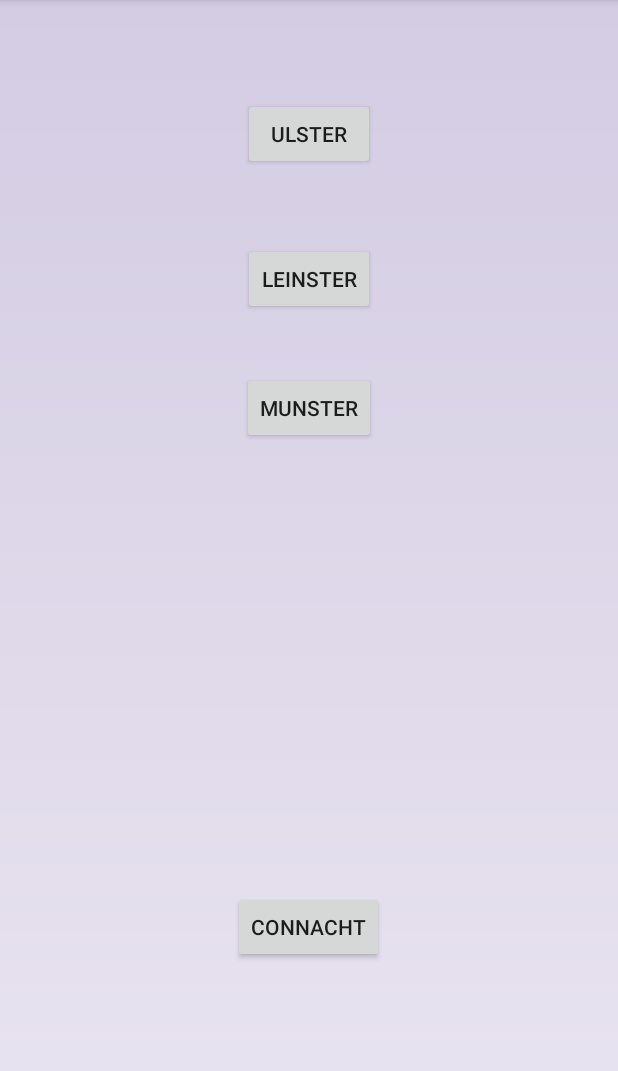
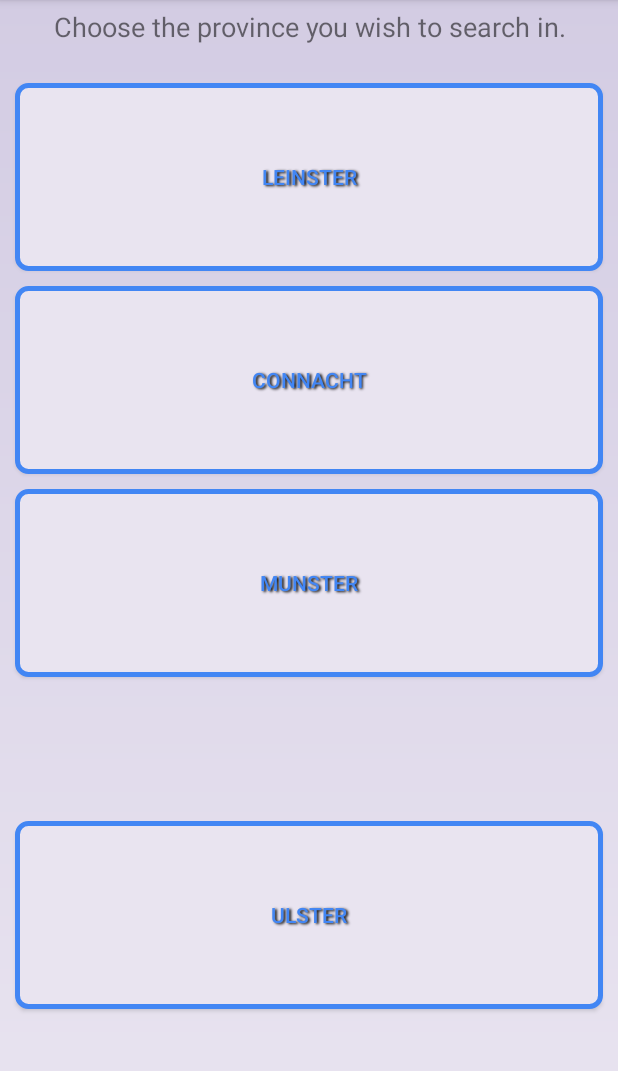
Before and after one commit to eriksburka/Final-Year-Project, an Android app: the screen it shows after launch (InquiryPage1Activity), on a phone screen of 412 x 824 dp, the part 84-1155 px from its top. Run offline under Robolectric (Android 15) with nearby library versions, the phone set to English and light mode, and no system bars.

Commit message:
Further updates

```diff
--- a/app/src/main/java/com/example/user/serverstuff/InquiryPage1Activity.java
+++ b/app/src/main/java/com/example/user/serverstuff/InquiryPage1Activity.java
@@ -1,72 +1,89 @@
 package com.example.user.serverstuff;
 
 import android.content.Intent;
+import android.graphics.Color;
 import android.support.v7.app.AppCompatActivity;
 import android.os.Bundle;
 import android.view.View;
 import android.widget.Button;
 import android.widget.TextView;
 
+import java.util.ArrayList;
+
 public class InquiryPage1Activity extends AppCompatActivity {
 
-    private static String province;
     private Button leinster, munster, connacht, ulster;
-    private TextView textView;
+
+    private ArrayList<String> provinceCounties = new ArrayList<>();
+    private static ArrayList<String> chosenCounties = new ArrayList<>();
+    private Button addCountyButton;
+    private Button continueButton;
+    private TextView chosen;
+    private String countiesList="";
+
+    private String[] leinsterList = {"Carlow", "Dublin", "Kildare", "Kilkenny", "Laois", "Longford", "Louth", "Meath", "Offaly", "Westmeath", "Wexford", "Wicklow"};
+    private String[] munsterList = {"Cork", "Clare", "Kerry", "Waterford", "Limerick", "Tipperary"};
+    private String[] connachtList = {"Galway", "Leitrim" , "Mayo" , "Roscommon", "Sligo"};
+    private String[] ulsterList = {"Cavan" , "Monaghan", "Donegal" , "Antrim" , "Down" , "Armagh" , "Derry" , "Fermanagh" , "Tyrone"};
+
 
     @Override
     protected void onCreate(Bundle savedInstanceState) {
         super.onCreate(savedInstanceState);
         setContentView(R.layout.activity_inquiry_page1);
 
-        leinster = findViewById(R.id.leinster);
+        leinster = findViewById(R.id.County1);
         munster = findViewById(R.id.munster);
         connacht = findViewById(R.id.connacht);
         ulster = findViewById(R.id.ulster);
-        textView = findViewById(R.id.textView1);
+
+        chosen = findViewById(R.id.chosenCountiesText);
 
         leinster.setOnClickListener(new View.OnClickListener() {
             public void onClick(View v) {
-                setProvince("leinster");
-                Intent i = new Intent(getApplicationContext(),InquiryPage2Activity.class);
+
+                leinster.setBackgroundResource(R.drawable.button_shape2);
+                leinster.setTextColor(Color.parseColor("#E9E4F0"));
+
+                Intent i = new Intent(getApplicationContext(),InquiryLeinsterActivity.class);
                 startActivity(i);
-                textView.setText(getProvince());
+
             }
         });
 
         munster.setOnClickListener(new View.OnClickListener() {
             public void onClick(View v) {
-                setProvince("munster");
-                Intent i = new Intent(getApplicationContext(),InquiryPage2Activity.class);
+
+                munster.setBackgroundResource(R.drawable.button_shape2);
+                munster.setTextColor(Color.parseColor("#E9E4F0"));
+
+                Intent i = new Intent(getApplicationContext(),InquiryMunsterActivity.class);
                 startActivity(i);
-                textView.setText(getProvince());
+
             }
         });
 
         connacht.setOnClickListener(new View.OnClickListener() {
             public void onClick(View v) {
-                setProvince("connacht");
-                Intent i = new Intent(getApplicationContext(),InquiryPage2Activity.class);
+
+                connacht.setBackgroundResource(R.drawable.button_shape2);
+                connacht.setTextColor(Color.parseColor("#E9E4F0"));
+
+                Intent i = new Intent(getApplicationContext(),InquiryConnachtActivity.class);
                 startActivity(i);
-                textView.setText(getProvince());
+
             }
         });
 
         ulster.setOnClickListener(new View.OnClickListener() {
             public void onClick(View v) {
-                setProvince("ulster");
-                Intent i = new Intent(getApplicationContext(),InquiryPage2Activity.class);
+
+                ulster.setBackgroundResource(R.drawable.button_shape2);
+                ulster.setTextColor(Color.parseColor("#E9E4F0"));
+
+                Intent i = new Intent(getApplicationContext(),InquiryUlsterActivity.class);
                 startActivity(i);
-                textView.setText(getProvince());
             }
         });
     }
-
-    public void setProvince(String province) {
-        this.province = province;
-    }
-
-    public String getProvince() {
-
-        return province;
-    }
 }
--- a/app/src/main/res/layout/activity_inquiry_page1.xml
+++ b/app/src/main/res/layout/activity_inquiry_page1.xml
@@ -7,64 +7,101 @@
     android:background="@drawable/background_colour"
     tools:context=".InquiryPage1Activity">
 
-    <RelativeLayout
+    <Button
+        android:id="@+id/County1"
         android:layout_width="match_parent"
-        android:layout_height="match_parent">
-
-        <TextView
-            android:id="@+id/textView1"
-            android:layout_width="wrap_content"
-            android:layout_height="wrap_content"
-            android:layout_alignParentStart="true"
-            android:layout_alignParentBottom="true"
-            android:layout_marginStart="162dp"
-            android:layout_marginBottom="65dp" />
-
-
-        <Button
-            android:id="@+id/leinster"
-            android:layout_width="wrap_content"
-            android:layout_height="wrap_content"
+        android:layout_height="125dp"
         android:layout_alignParentTop="true"
-            android:layout_centerHorizontal="true"
-            android:layout_marginTop="162dp"
+        android:layout_marginStart="10dp"
+        android:layout_marginTop="10dp"
+        android:layout_marginEnd="10dp"
+        android:layout_toEndOf="@+id/connacht"
+        android:background="@drawable/button_shape"
+        android:shadowColor="#000000"
+        android:shadowDx="1.5"
+        android:shadowDy="1.3"
+        android:shadowRadius="1.6"
         android:text="Leinster"
-            tools:layout_editor_absoluteX="148dp"
-            tools:layout_editor_absoluteY="80dp" />
+        android:textColor="#4286f4"
+        app:layout_constraintEnd_toEndOf="parent"
+        app:layout_constraintHorizontal_bias="1.0"
+        app:layout_constraintStart_toStartOf="parent"
+        app:layout_constraintTop_toBottomOf="@+id/chosenCountiesText" />
 
     <Button
         android:id="@+id/connacht"
-            android:layout_width="wrap_content"
-            android:layout_height="wrap_content"
+        android:layout_width="match_parent"
+        android:layout_height="125dp"
         android:layout_alignParentBottom="true"
-            android:layout_centerHorizontal="true"
-            android:layout_marginBottom="126dp"
+        android:layout_marginStart="10dp"
+        android:layout_marginTop="10dp"
+        android:layout_marginEnd="10dp"
+        android:background="@drawable/button_shape"
+        android:shadowColor="#000000"
+        android:shadowDx="1.5"
+        android:shadowDy="1.3"
+        android:shadowRadius="1.6"
         android:text="Connacht"
-            tools:layout_editor_absoluteX="138dp"
-            tools:layout_editor_absoluteY="168dp" />
+        android:textColor="#4286f4"
+        app:layout_constraintEnd_toEndOf="parent"
+        app:layout_constraintStart_toStartOf="parent"
+        app:layout_constraintTop_toBottomOf="@+id/County1" />
 
     <Button
         android:id="@+id/munster"
-            android:layout_width="wrap_content"
-            android:layout_height="wrap_content"
+        android:layout_width="match_parent"
+        android:layout_height="125dp"
+        android:layout_alignStart="@+id/ulster"
         android:layout_alignParentTop="true"
-            android:layout_centerHorizontal="true"
-            android:layout_marginTop="248dp"
+        android:layout_marginStart="10dp"
+        android:layout_marginTop="10dp"
+        android:layout_marginEnd="10dp"
+        android:background="@drawable/button_shape"
+        android:shadowColor="#000000"
+        android:shadowDx="1.5"
+        android:shadowDy="1.3"
+        android:shadowRadius="1.6"
         android:text="Munster"
-            tools:layout_editor_absoluteX="148dp"
-            tools:layout_editor_absoluteY="256dp" />
+        android:textColor="#4286f4"
+        app:layout_constraintEnd_toEndOf="parent"
+        app:layout_constraintStart_toStartOf="parent"
+        app:layout_constraintTop_toBottomOf="@+id/connacht" />
 
     <Button
         android:id="@+id/ulster"
-            android:layout_width="wrap_content"
-            android:layout_height="wrap_content"
+        android:layout_width="match_parent"
+        android:layout_height="125dp"
+        android:layout_alignParentStart="true"
         android:layout_alignParentTop="true"
-            android:layout_centerHorizontal="true"
-            android:layout_marginTop="65dp"
+        android:layout_marginStart="10dp"
+        android:layout_marginTop="10dp"
+        android:layout_marginEnd="10dp"
+        android:layout_marginBottom="10dp"
+        android:background="@drawable/button_shape"
+        android:shadowColor="#000000"
+        android:shadowDx="1.5"
+        android:shadowDy="1.3"
+        android:shadowRadius="1.6"
         android:text="Ulster"
-            tools:layout_editor_absoluteX="147dp"
-            tools:layout_editor_absoluteY="340dp" />
+        android:textColor="#4286f4"
+        app:layout_constraintBottom_toBottomOf="parent"
+        app:layout_constraintEnd_toEndOf="parent"
+        app:layout_constraintStart_toStartOf="parent"
+        app:layout_constraintTop_toBottomOf="@+id/munster" />
 
-    </RelativeLayout>
+    <TextView
+        android:id="@+id/chosenCountiesText"
+        android:layout_width="match_parent"
+        android:layout_height="40dp"
+        android:layout_marginStart="10dp"
+        android:layout_marginTop="5dp"
+        android:layout_marginEnd="10dp"
+        android:textAlignment="center"
+        android:text="Choose the province you wish to search in."
+        android:textSize="18dp"
+        app:layout_constraintEnd_toEndOf="parent"
+        app:layout_constraintStart_toStartOf="parent"
+        app:layout_constraintTop_toTopOf="parent" />
+
 
 </android.support.constraint.ConstraintLayout>
```
Also changed, not shown: app/src/main/AndroidManifest.xml (+7 -3 lines), app/src/main/java/com/example/user/serverstuff/ProfileActivity.java (+11 -10 lines), app/src/main/res/layout/activity_inquiry_page2.xml (deleted, +0 -62 lines). Lines whose indentation alone changed are shown as unchanged.
